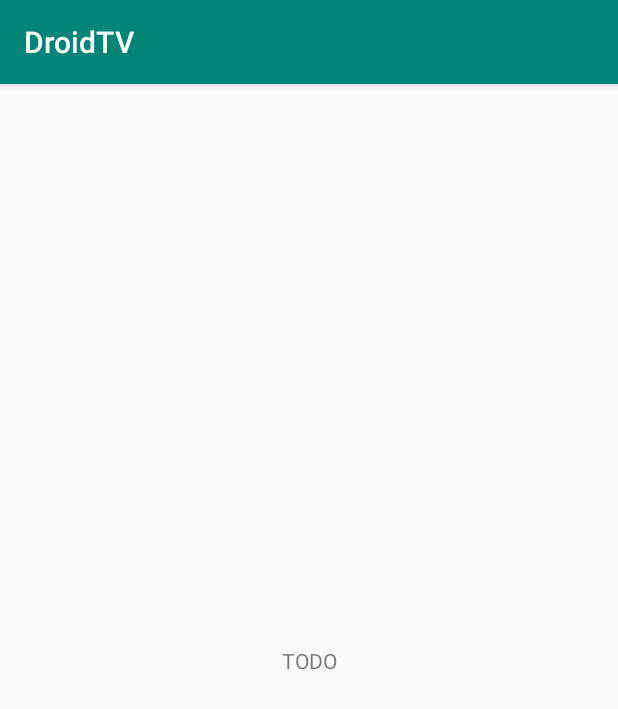
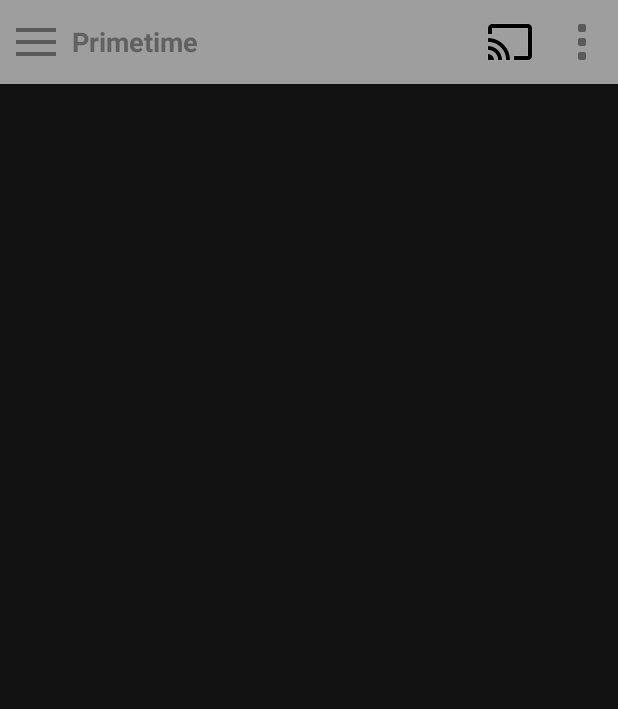
Before and after one commit to MikeMayfield/DroidTV7c, an Android app: the screen it shows after launch (MainActivity), on a phone screen of 412 x 824 dp. Shown: the top 709 px of the screen. Run offline under Robolectric (Android 15) with nearby library versions, the phone set to English and light mode, and no system bars; our stand-ins replace data binding.

Commit message:
The topbar layout created.

```diff
--- a/app/build.gradle
+++ b/app/build.gradle
@@ -44,4 +44,6 @@ dependencies {
     testImplementation 'org.junit.jupiter:junit-jupiter:5.6.2'
     testImplementation 'android.arch.core:core-testing'
     testImplementation 'org.mockito:mockito-core:2.25.0'
+
+    implementation 'com.google.android.material:material:1.1.0'
 }
--- /dev/null
+++ b/app/src/main/java/com/nds/droidtv/interfaces/TopBarClickListener.kt
@@ -0,0 +1,7 @@
+package com.nds.droidtv.interfaces
+
+import android.view.View
+
+interface TopBarClickListener {
+    fun onTopBarClickListener(view : View?, value : String?)
+}
--- a/app/src/main/java/com/nds/droidtv/ui/serieslist/SeriesListFragment.kt
+++ b/app/src/main/java/com/nds/droidtv/ui/serieslist/SeriesListFragment.kt
@@ -6,12 +6,18 @@ import androidx.fragment.app.Fragment
 import android.view.LayoutInflater
 import android.view.View
 import android.view.ViewGroup
+import android.widget.Toast
+import androidx.databinding.DataBindingUtil
+import com.bumptech.glide.Glide.init
+import com.nds.droidtv.interfaces.TopBarClickListener
 import com.nds.droidtv2.R
+import com.nds.droidtv2.databinding.SeriesListPortraitFragmentBinding
 
 /**
  * Fragment for SeriesListView
  */
 class SeriesListFragment : Fragment() {
+    private lateinit var binding: SeriesListPortraitFragmentBinding
 
     companion object {
         fun newInstance() = SeriesListFragment()
@@ -23,13 +29,34 @@ class SeriesListFragment : Fragment() {
         inflater: LayoutInflater, container: ViewGroup?,
         savedInstanceState: Bundle?
     ): View {
-        return inflater.inflate(R.layout.series_list_portrait_fragment, container, false)
+        binding = DataBindingUtil.inflate(inflater, R.layout.series_list_portrait_fragment, container, false)
+        return binding.root
     }
 
     override fun onActivityCreated(savedInstanceState: Bundle?) {
         super.onActivityCreated(savedInstanceState)
         viewModel = ViewModelProviders.of(this).get(SeriesListViewModel::class.java)
-        // TODO: Use the ViewModel
+        init()
     }
 
+
+    private fun init() {
+        val topbar = binding.topBar
+        topbar.topBarClickListener = TopBarClickHandler()
+        topbar.isLeftMenuShow = true
+        topbar.isRightBtnShow = true
+        topbar.isRightMenuShow = true
+        topbar.title.text = getString(R.string.series_list_top_bar_title)
+        topbar.isTitleShow = true
+    }
+
+    inner class TopBarClickHandler : TopBarClickListener {
+        override fun onTopBarClickListener(view: View?, value: String?) {
+            when (value) {
+                getString(R.string.top_bar_left_menu) -> Toast.makeText(activity, "left menu clicked!", Toast.LENGTH_SHORT).show()
+                getString(R.string.top_bar_right_menu) -> Toast.makeText(activity, "right menu clicked!", Toast.LENGTH_SHORT).show()
+                getString(R.string.top_bar_right_btn) -> Toast.makeText(activity, "right button clicked!", Toast.LENGTH_SHORT).show()
+            }
+        }
+    }
 }
--- a/app/src/main/res/layout/series_list_portrait_fragment.xml
+++ b/app/src/main/res/layout/series_list_portrait_fragment.xml
@@ -1,20 +1,23 @@
 <?xml version="1.0" encoding="utf-8"?>
-<androidx.constraintlayout.widget.ConstraintLayout xmlns:android="http://schemas.android.com/apk/res/android"
-    xmlns:app="http://schemas.android.com/apk/res-auto"
-    xmlns:tools="http://schemas.android.com/tools"
-    android:id="@+id/main"
-    android:layout_width="match_parent"
-    android:layout_height="match_parent"
-    tools:context=".ui.serieslist.SeriesListFragment">
+<layout>
+    <androidx.constraintlayout.widget.ConstraintLayout xmlns:android="http://schemas.android.com/apk/res/android"
+        xmlns:app="http://schemas.android.com/apk/res-auto"
+        android:layout_width="match_parent"
+        android:layout_height="match_parent">
 
-    <TextView
-        android:id="@+id/message"
-        android:layout_width="wrap_content"
-        android:layout_height="wrap_content"
-        android:text="TODO"
-        app:layout_constraintBottom_toBottomOf="parent"
-        app:layout_constraintEnd_toEndOf="parent"
-        app:layout_constraintStart_toStartOf="parent"
-        app:layout_constraintTop_toTopOf="parent" />
+        <FrameLayout
+            android:id="@+id/llTopbar"
+            android:layout_width="match_parent"
+            app:layout_constraintTop_toTopOf="parent"
+            android:layout_height="?actionBarSize"
+            android:layout_gravity="center_vertical">
 
-</androidx.constraintlayout.widget.ConstraintLayout>
+            <include
+                android:id="@+id/topBar"
+                layout="@layout/topbar" />
+
+        </FrameLayout>
+
+
+    </androidx.constraintlayout.widget.ConstraintLayout>
+</layout>
--- /dev/null
+++ b/app/src/main/res/layout/topbar.xml
@@ -0,0 +1,90 @@
+<?xml version="1.0" encoding="utf-8"?>
+<layout xmlns:android="http://schemas.android.com/apk/res/android"
+    xmlns:app="http://schemas.android.com/apk/res-auto">
+
+    <data>
+
+        <import type="android.view.View" />
+
+        <variable
+            name="isRightMenuShow"
+            type="java.lang.Boolean" />
+
+        <variable
+            name="isRightBtnShow"
+            type="java.lang.Boolean" />
+
+        <variable
+            name="isLeftMenuShow"
+            type="java.lang.Boolean" />
+
+        <variable
+            name="isTitleShow"
+            type="java.lang.Boolean" />
+
+        <variable
+            name="topBarClickListener"
+            type="com.nds.droidtv.interfaces.TopBarClickListener" />
+
+    </data>
+
+
+    <androidx.appcompat.widget.Toolbar
+        android:id="@+id/toolbar"
+        android:layout_width="match_parent"
+        android:layout_height="?attr/actionBarSize"
+        android:background="@color/colorPrimary"
+        android:minHeight="?attr/actionBarSize"
+        android:orientation="horizontal"
+        app:contentInsetStart="0dp"
+        app:layout_collapseMode="pin"
+        app:layout_scrollFlags="scroll|enterAlways">
+
+        <LinearLayout
+            android:id="@+id/llTopbar"
+            android:layout_width="match_parent"
+            android:layout_height="?actionBarSize"
+            android:gravity="center_vertical">
+
+            <androidx.appcompat.widget.AppCompatImageView
+                android:id="@+id/imgLeftMenu"
+                android:layout_width="48dp"
+                android:layout_height="48dp"
+                android:paddingHorizontal="8dp"
+                android:onClick="@{(v)->topBarClickListener.onTopBarClickListener(v,@string/top_bar_left_menu)}"
+                android:src="@drawable/menu_icon"
+                android:visibility="@{isLeftMenuShow ? View.VISIBLE : View.GONE , default=gone}" />
+
+            <TextView
+                android:id="@+id/title"
+                android:textSize="18sp"
+                android:textStyle="bold"
+                android:textColor="@color/colorPrimaryDark"
+                android:layout_width="0dp"
+                android:layout_weight="1"
+                android:layout_height="wrap_content"
+                android:visibility="@{isTitleShow ? View.VISIBLE : View.GONE , default=gone}"/>
+
+            <androidx.appcompat.widget.AppCompatImageView
+                android:id="@+id/imgRightBtn"
+                android:layout_width="48dp"
+                android:layout_height="48dp"
+                android:paddingHorizontal="8dp"
+                android:onClick="@{(v)->topBarClickListener.onTopBarClickListener(v,@string/top_bar_right_btn)}"
+                android:src="@drawable/casting_disabled"
+                android:visibility="@{isLeftMenuShow ? View.VISIBLE : View.GONE , default=gone}" />
+
+            <androidx.appcompat.widget.AppCompatImageView
+                android:id="@+id/imgRightMenu"
+                android:layout_width="48dp"
+                android:layout_height="48dp"
+                android:paddingHorizontal="8dp"
+                android:onClick="@{(v)->topBarClickListener.onTopBarClickListener(v,@string/top_bar_right_menu)}"
+                android:src="@drawable/menu_vertical"
+                android:visibility="@{isLeftMenuShow ? View.VISIBLE : View.GONE , default=gone}" />
+
+        </LinearLayout>
+
+    </androidx.appcompat.widget.Toolbar>
+
+</layout>
--- a/app/src/main/res/values/colors.xml
+++ b/app/src/main/res/values/colors.xml
@@ -1,6 +1,6 @@
 <?xml version="1.0" encoding="utf-8"?>
 <resources>
-    <color name="colorPrimary">#008577</color>
-    <color name="colorPrimaryDark">#00574B</color>
-    <color name="colorAccent">#D81B60</color>
+    <color name="colorPrimary">#9E9E9E</color>
+    <color name="colorPrimaryDark">#616161</color>
+    <color name="colorAccent">#EEEEEE</color>
 </resources>
--- a/app/src/main/res/values/strings.xml
+++ b/app/src/main/res/values/strings.xml
@@ -1,3 +1,8 @@
 <resources>
     <string name="app_name">DroidTV</string>
+
+    <string name="top_bar_left_menu">Left menu</string>
+    <string name="top_bar_right_menu">Right menu</string>
+    <string name="top_bar_right_btn">Right button</string>
+    <string name="series_list_top_bar_title">Primetime</string>
 </resources>
--- a/app/src/main/res/values/styles.xml
+++ b/app/src/main/res/values/styles.xml
@@ -1,11 +1,15 @@
 <resources>
 
+    <style name="AppTheme" parent="Theme.Base">
+        <!-- Customize your theme here. -->
+
+    </style>
+
+
     <!-- Base application theme. -->
-    <style name="AppTheme" parent="Theme.AppCompat.Light.DarkActionBar">
-        <!-- Customize your theme here. -->
+    <style name="Theme.Base" parent="Theme.MaterialComponents.NoActionBar">
         <item name="colorPrimary">@color/colorPrimary</item>
         <item name="colorPrimaryDark">@color/colorPrimaryDark</item>
         <item name="colorAccent">@color/colorAccent</item>
     </style>
-
 </resources>
```
